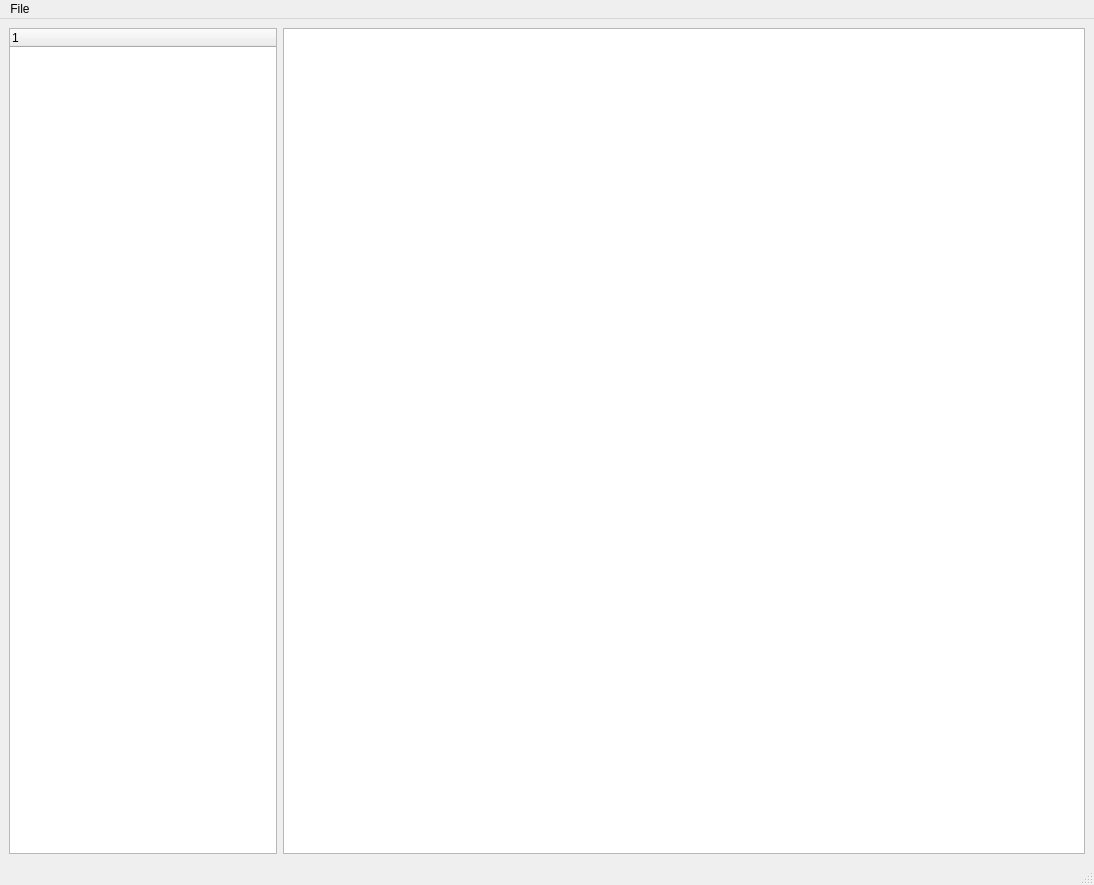
The window that ui/frmMain.ui (longlh123/MDDGUIPython) describes before a commit, drawn with Qt 5.
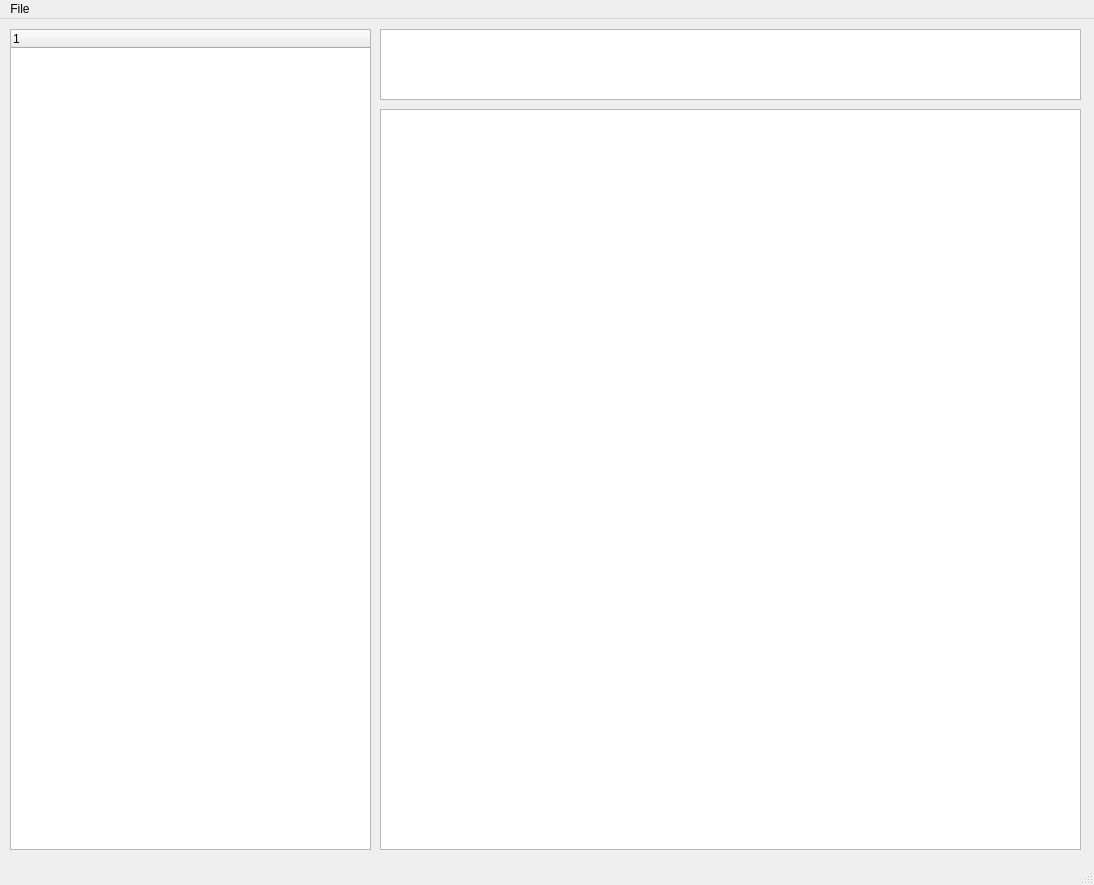
The same window after the commit.

The edit to the form file:
```diff
--- a/ui/frmMain.ui
+++ b/ui/frmMain.ui
@@ -26,33 +26,56 @@
      <verstretch>0</verstretch>
     </sizepolicy>
    </property>
-   <layout class="QHBoxLayout" name="horizontalLayout">
-    <item>
+   <widget class="QTableWidget" name="tbl_bvc_questions">
+    <property name="geometry">
+     <rect>
+      <x>380</x>
+      <y>90</y>
+      <width>701</width>
+      <height>741</height>
+     </rect>
+    </property>
+    <property name="sizePolicy">
+     <sizepolicy hsizetype="Expanding" vsizetype="Expanding">
+      <horstretch>3</horstretch>
+      <verstretch>0</verstretch>
+     </sizepolicy>
+    </property>
+   </widget>
      <widget class="QTreeWidget" name="tree_questions">
+    <property name="geometry">
+     <rect>
+      <x>10</x>
+      <y>10</y>
+      <width>361</width>
+      <height>821</height>
+     </rect>
+    </property>
       <property name="sizePolicy">
        <sizepolicy hsizetype="Expanding" vsizetype="Expanding">
         <horstretch>1</horstretch>
         <verstretch>0</verstretch>
        </sizepolicy>
       </property>
+    <property name="columnCount">
+     <number>1</number>
+    </property>
       <column>
        <property name="text">
         <string notr="true">1</string>
        </property>
       </column>
      </widget>
-    </item>
-    <item>
-     <widget class="QTableWidget" name="tbl_bvc_questions">
-      <property name="sizePolicy">
-       <sizepolicy hsizetype="Expanding" vsizetype="Expanding">
-        <horstretch>3</horstretch>
-        <verstretch>0</verstretch>
-       </sizepolicy>
-      </property>
-     </widget>
-    </item>
-   </layout>
+   <widget class="QPlainTextEdit" name="ptxt_question_content">
+    <property name="geometry">
+     <rect>
+      <x>380</x>
+      <y>10</y>
+      <width>701</width>
+      <height>71</height>
+     </rect>
+    </property>
+   </widget>
   </widget>
   <widget class="QMenuBar" name="menubar">
    <property name="geometry">
```
Lines whose indentation alone changed are shown as unchanged.
